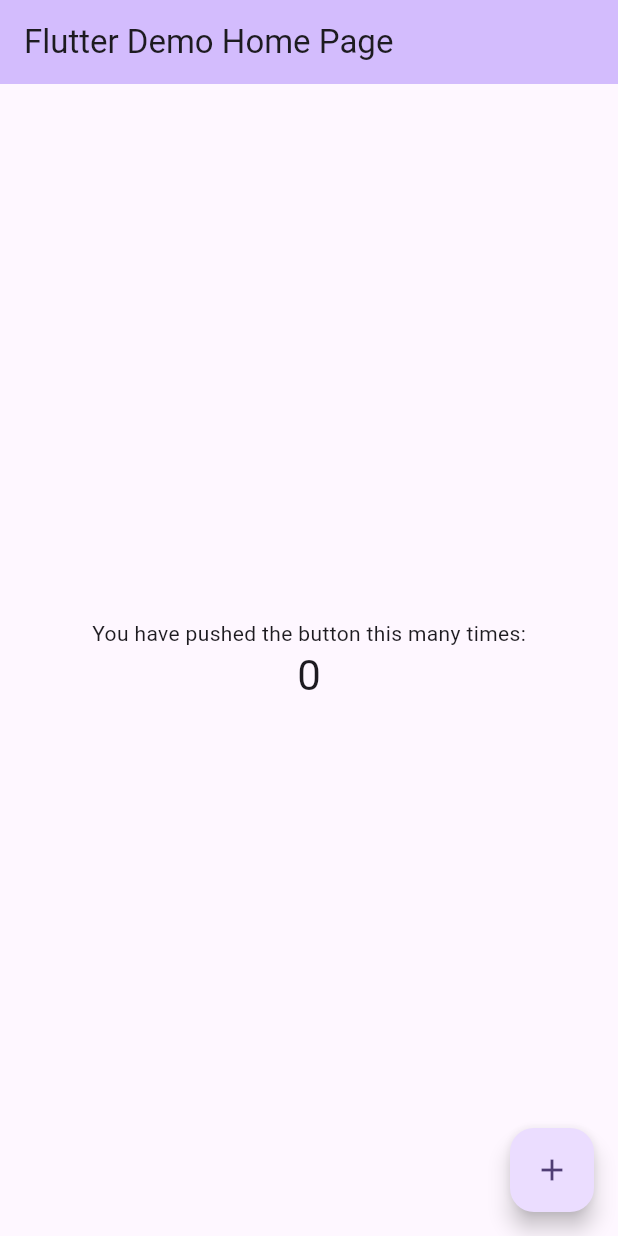
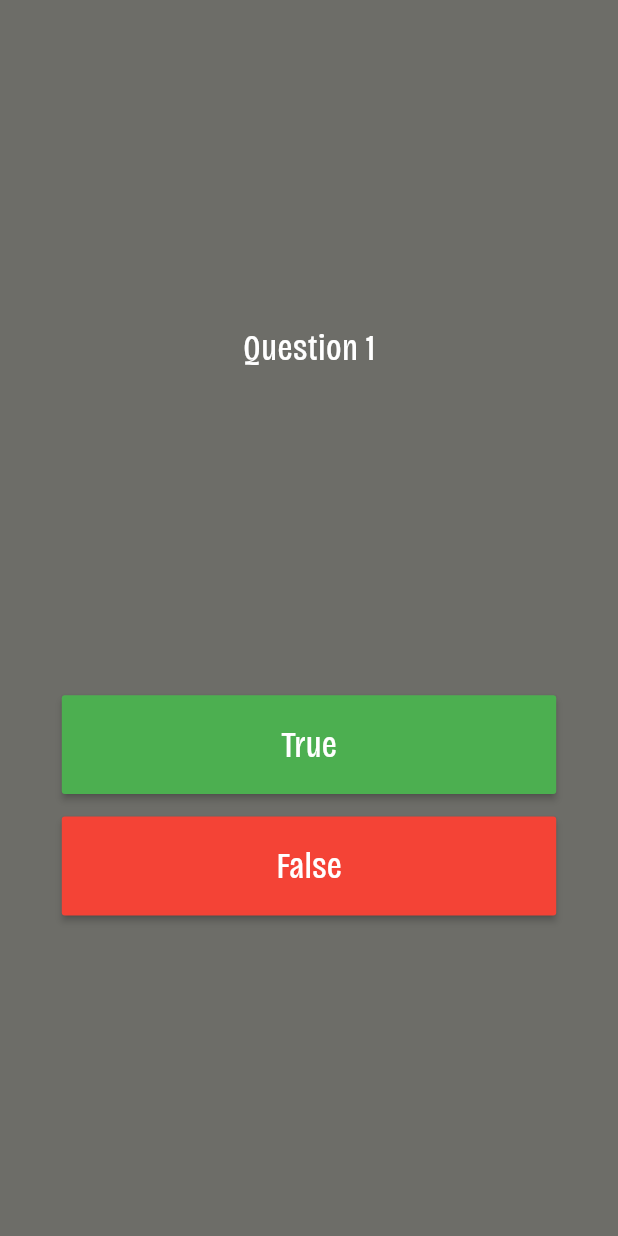
Before and after one commit to nitta02/Quiz-App, a Flutter app: the screen it shows after launch, on a phone screen of 412 x 824 dp. Run offline on Flutter 3.47's test engine with Material 2 defaults, Android fonts, the phone set to English and light mode, and no system bars; our stand-ins replace dio; network calls fail.

Commit message:
first commit

```diff
--- a/lib/main.dart
+++ b/lib/main.dart
@@ -1,4 +1,5 @@
 import 'package:flutter/material.dart';
+import 'package:fravia_app/pages/game_page.dart';
 
 void main() {
   runApp(const MyApp());
@@ -11,115 +12,17 @@ class MyApp extends StatelessWidget {
   @override
   Widget build(BuildContext context) {
     return MaterialApp(
-      title: 'Flutter Demo',
+      title: 'State Management APP',
+      debugShowCheckedModeBanner: false,
       theme: ThemeData(
-        // This is the theme of your application.
-        //
-        // TRY THIS: Try running your application with "flutter run". You'll see
-        // the application has a blue toolbar. Then, without quitting the app,
-        // try changing the seedColor in the colorScheme below to Colors.green
-        // and then invoke "hot reload" (save your changes or press the "hot
-        // reload" button in a Flutter-supported IDE, or press "r" if you used
-        // the command line to start the app).
-        //
-        // Notice that the counter didn't reset back to zero; the application
-        // state is not lost during the reload. To reset the state, use hot
-        // restart instead.
-        //
-        // This works for code too, not just values: Most code changes can be
-        // tested with just a hot reload.
-        colorScheme: ColorScheme.fromSeed(seedColor: Colors.deepPurple),
+        fontFamily: 'BricolageGrotesque_18pt_Condensed-Regular',
+        colorScheme: ColorScheme.fromSeed(
+          seedColor: Colors.white,
+        ),
+        scaffoldBackgroundColor: const Color.fromARGB(255, 109, 109, 104),
         useMaterial3: true,
       ),
-      home: const MyHomePage(title: 'Flutter Demo Home Page'),
+      home: GamePage(),
     );
   }
 }
-
-class MyHomePage extends StatefulWidget {
-  const MyHomePage({super.key, required this.title});
-
-  // This widget is the home page of your application. It is stateful, meaning
-  // that it has a State object (defined below) that contains fields that affect
-  // how it looks.
-
-  // This class is the configuration for the state. It holds the values (in this
-  // case the title) provided by the parent (in this case the App widget) and
-  // used by the build method of the State. Fields in a Widget subclass are
-  // always marked "final".
-
-  final String title;
-
-  @override
-  State<MyHomePage> createState() => _MyHomePageState();
-}
-
-class _MyHomePageState extends State<MyHomePage> {
-  int _counter = 0;
-
-  void _incrementCounter() {
-    setState(() {
-      // This call to setState tells the Flutter framework that something has
-      // changed in this State, which causes it to rerun the build method below
-      // so that the display can reflect the updated values. If we changed
-      // _counter without calling setState(), then the build method would not be
-      // called again, and so nothing would appear to happen.
-      _counter++;
-    });
-  }
-
-  @override
-  Widget build(BuildContext context) {
-    // This method is rerun every time setState is called, for instance as done
-    // by the _incrementCounter method above.
-    //
-    // The Flutter framework has been optimized to make rerunning build methods
-    // fast, so that you can just rebuild anything that needs updating rather
-    // than having to individually change instances of widgets.
-    return Scaffold(
-      appBar: AppBar(
-        // TRY THIS: Try changing the color here to a specific color (to
-        // Colors.amber, perhaps?) and trigger a hot reload to see the AppBar
-        // change color while the other colors stay the same.
-        backgroundColor: Theme.of(context).colorScheme.inversePrimary,
-        // Here we take the value from the MyHomePage object that was created by
-        // the App.build method, and use it to set our appbar title.
-        title: Text(widget.title),
-      ),
-      body: Center(
-        // Center is a layout widget. It takes a single child and positions it
-        // in the middle of the parent.
-        child: Column(
-          // Column is also a layout widget. It takes a list of children and
-          // arranges them vertically. By default, it sizes itself to fit its
-          // children horizontally, and tries to be as tall as its parent.
-          //
-          // Column has various properties to control how it sizes itself and
-          // how it positions its children. Here we use mainAxisAlignment to
-          // center the children vertically; the main axis here is the vertical
-          // axis because Columns are vertical (the cross axis would be
-          // horizontal).
-          //
-          // TRY THIS: Invoke "debug painting" (choose the "Toggle Debug Paint"
-          // action in the IDE, or press "p" in the console), to see the
-          // wireframe for each widget.
-          mainAxisAlignment: MainAxisAlignment.center,
-          children: <Widget>[
-            const Text(
-              'You have pushed the button this many times:',
-            ),
-            Text(
-              '$_counter',
-              style: Theme.of(context).textTheme.headlineMedium,
-            ),
-          ],
-        ),
-      ),
-      floatingActionButton: FloatingActionButton(
-        onPressed: _incrementCounter,
-        tooltip: 'Increment',
-        child: const Icon(Icons.add),
-      ), // This trailing comma makes auto-formatting nicer for build methods.
-    );
-  }
-}
--- /dev/null
+++ b/lib/pages/game_page.dart
@@ -0,0 +1,98 @@
+// ignore_for_file: unused_field
+
+import 'package:flutter/material.dart';
+import 'package:fravia_app/providers/gamePage_provider.dart';
+import 'package:provider/provider.dart';
+
+class GamePage extends StatelessWidget {
+  double? _customHeight, _customWidth;
+  GamePageProvider? _pageProvider;
+  GamePage({super.key});
+
+  @override
+  Widget build(BuildContext context) {
+    _customHeight = MediaQuery.of(context).size.height;
+    _customWidth = MediaQuery.of(context).size.width;
+    return ChangeNotifierProvider(
+      create: (context) => GamePageProvider(context: context),
+      child: buildUI(),
+    );
+  }
+
+  Widget buildUI() {
+    return Builder(builder: (context) {
+      _pageProvider = context.watch<GamePageProvider>();
+      return Scaffold(
+        body: SafeArea(
+            child: Container(
+          padding: EdgeInsets.symmetric(horizontal: _customHeight! * 0.05),
+          child: gameUI(),
+        )),
+      );
+    });
+  }
+
+  Widget gameUI() {
+    return Column(
+      mainAxisAlignment: MainAxisAlignment.spaceEvenly,
+      crossAxisAlignment: CrossAxisAlignment.center,
+      mainAxisSize: MainAxisSize.max,
+      children: [
+        questionText(),
+        Column(
+          children: [
+            selectTRUEButton(),
+            const SizedBox(
+              height: 15,
+            ),
+            selectFALSEButton(),
+          ],
+        ),
+      ],
+    );
+  }
+
+  Widget questionText() {
+    return const Text(
+      'Question 1',
+      style: TextStyle(
+        fontSize: 25,
+        fontWeight: FontWeight.w400,
+        color: Colors.white,
+      ),
+    );
+  }
+
+  //-----------------------------Select Button
+  Widget selectTRUEButton() {
+    return MaterialButton(
+      onPressed: () {},
+      color: Colors.green,
+      height: _customHeight! * 0.08,
+      minWidth: _customWidth! * 85,
+      child: Text(
+        'True',
+        style: TextStyle(
+          color: Colors.white,
+          fontSize: 25,
+        ),
+      ),
+    );
+  }
+
+  Widget selectFALSEButton() {
+    return MaterialButton(
+      onPressed: () {},
+      color: Colors.red,
+      height: _customHeight! * 0.08,
+      minWidth: _customWidth! * 85,
+      child: Text(
+        'False',
+        style: TextStyle(
+          color: Colors.white,
+          fontSize: 25,
+        ),
+      ),
+    );
+  }
+}
--- /dev/null
+++ b/lib/providers/gamePage_provider.dart
@@ -0,0 +1,28 @@
+// ignore_for_file: public_member_api_docs, sort_constructors_first
+import 'dart:convert';
+
+import 'package:dio/dio.dart';
+import 'package:flutter/material.dart';
+
+class GamePageProvider extends ChangeNotifier {
+  final Dio _dio = Dio();
+  final int maxQuestion = 10;
+  BuildContext context;
+  GamePageProvider({
+    required this.context,
+  }) {
+    _dio.options.baseUrl = 'https://opentdb.com/api.php';
+    getQuestionfromAPI();
+    print('object');
+  }
+
+  Future<void> getQuestionfromAPI() async {
+    var response = await _dio.get('', queryParameters: {
+      "amount": maxQuestion,
+      "type": "boolean",
+      "difficulty": "easy"
+    });
+    var data = json.decode(response.toString());
+    print(data);
+  }
+}
```
Also changed, not shown: pubspec.yaml (+9 -6 lines), assets/fonts/BricolageGrotesque_18pt_Condensed-Regular.ttf (added), pubspec.lock, 1 other file.
